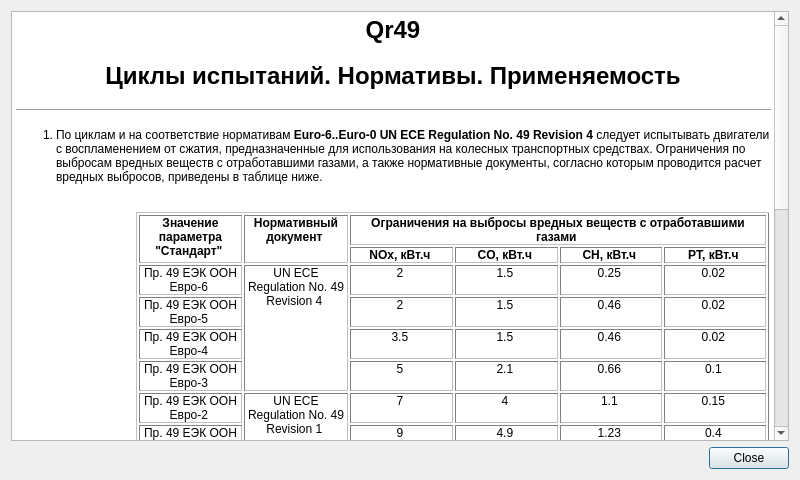
The window that Qr49/sources/helpdialog.ui (pa23/r49) describes before a commit, drawn with Qt 5.
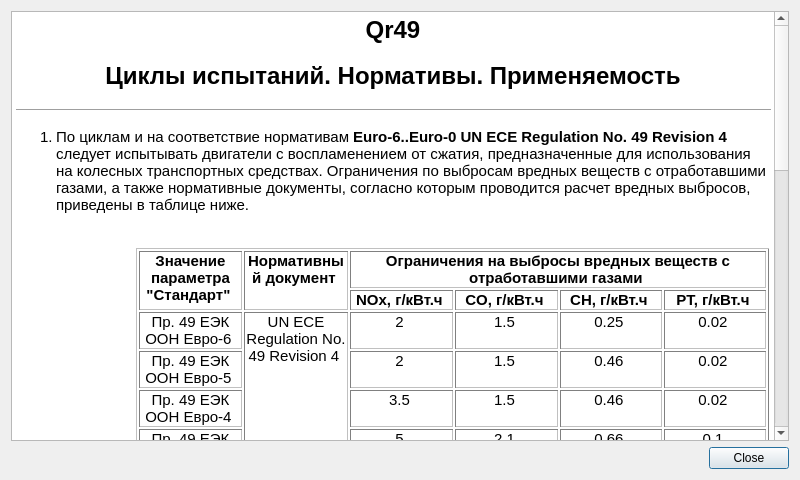
The same window after the commit. Icons and pictures are not drawn.

Commit message: Standards description fixed.

Patch:
```diff
--- a/Qr49/sources/helpdialog.ui
+++ b/Qr49/sources/helpdialog.ui
@@ -30,7 +30,7 @@
       <string>&lt;!DOCTYPE HTML PUBLIC &quot;-//W3C//DTD HTML 4.0//EN&quot; &quot;http://www.w3.org/TR/REC-html40/strict.dtd&quot;&gt;
 &lt;html&gt;&lt;head&gt;&lt;meta name=&quot;qrichtext&quot; content=&quot;1&quot; /&gt;&lt;style type=&quot;text/css&quot;&gt;
 p, li { white-space: pre-wrap; }
-&lt;/style&gt;&lt;/head&gt;&lt;body style=&quot; font-family:'Sans Serif'; font-size:9pt; font-weight:400; font-style:normal;&quot;&gt;
+&lt;/style&gt;&lt;/head&gt;&lt;body style=&quot; font-family:'DejaVu Sans'; font-size:11pt; font-weight:400; font-style:normal;&quot;&gt;
 &lt;p align=&quot;center&quot; style=&quot; margin-top:18px; margin-bottom:12px; margin-left:0px; margin-right:0px; -qt-block-indent:0; text-indent:0px;&quot;&gt;&lt;span style=&quot; font-size:xx-large; font-weight:600;&quot;&gt;Qr49&lt;/span&gt;&lt;/p&gt;
 &lt;p align=&quot;center&quot; style=&quot; margin-top:18px; margin-bottom:12px; margin-left:0px; margin-right:0px; -qt-block-indent:0; text-indent:0px;&quot;&gt;&lt;span style=&quot; font-size:xx-large; font-weight:600;&quot;&gt;Циклы испытаний. Нормативы. Применяемость&lt;/span&gt;&lt;/p&gt;
 &lt;hr /&gt;
@@ -46,13 +46,13 @@
 &lt;p align=&quot;center&quot; style=&quot; margin-top:0px; margin-bottom:0px; margin-left:0px; margin-right:0px; -qt-block-indent:0; text-indent:0px;&quot;&gt;&lt;span style=&quot; font-weight:600;&quot;&gt;Ограничения на выбросы вредных веществ с отработавшими газами &lt;/span&gt;&lt;/p&gt;&lt;/td&gt;&lt;/tr&gt;
 &lt;tr&gt;
 &lt;td style=&quot; vertical-align:top;&quot;&gt;
-&lt;p align=&quot;center&quot; style=&quot; margin-top:0px; margin-bottom:0px; margin-left:0px; margin-right:0px; -qt-block-indent:0; text-indent:0px;&quot;&gt;&lt;span style=&quot; font-weight:600;&quot;&gt;NOx, кВт.ч&lt;/span&gt; &lt;/p&gt;&lt;/td&gt;
+&lt;p align=&quot;center&quot; style=&quot; margin-top:0px; margin-bottom:0px; margin-left:0px; margin-right:0px; -qt-block-indent:0; text-indent:0px;&quot;&gt;&lt;span style=&quot; font-weight:600;&quot;&gt;NOx, г/кВт.ч&lt;/span&gt; &lt;/p&gt;&lt;/td&gt;
 &lt;td style=&quot; vertical-align:top;&quot;&gt;
-&lt;p align=&quot;center&quot; style=&quot; margin-top:0px; margin-bottom:0px; margin-left:0px; margin-right:0px; -qt-block-indent:0; text-indent:0px;&quot;&gt;&lt;span style=&quot; font-weight:600;&quot;&gt;CO, кВт.ч&lt;/span&gt; &lt;/p&gt;&lt;/td&gt;
+&lt;p align=&quot;center&quot; style=&quot; margin-top:0px; margin-bottom:0px; margin-left:0px; margin-right:0px; -qt-block-indent:0; text-indent:0px;&quot;&gt;&lt;span style=&quot; font-weight:600;&quot;&gt;CO, г/кВт.ч&lt;/span&gt; &lt;/p&gt;&lt;/td&gt;
 &lt;td style=&quot; vertical-align:top;&quot;&gt;
-&lt;p align=&quot;center&quot; style=&quot; margin-top:0px; margin-bottom:0px; margin-left:0px; margin-right:0px; -qt-block-indent:0; text-indent:0px;&quot;&gt;&lt;span style=&quot; font-weight:600;&quot;&gt;CH, кВт.ч&lt;/span&gt; &lt;/p&gt;&lt;/td&gt;
+&lt;p align=&quot;center&quot; style=&quot; margin-top:0px; margin-bottom:0px; margin-left:0px; margin-right:0px; -qt-block-indent:0; text-indent:0px;&quot;&gt;&lt;span style=&quot; font-weight:600;&quot;&gt;CH, г/кВт.ч&lt;/span&gt; &lt;/p&gt;&lt;/td&gt;
 &lt;td style=&quot; vertical-align:top;&quot;&gt;
-&lt;p align=&quot;center&quot; style=&quot; margin-top:0px; margin-bottom:0px; margin-left:0px; margin-right:0px; -qt-block-indent:0; text-indent:0px;&quot;&gt;&lt;span style=&quot; font-weight:600;&quot;&gt;PT, кВт.ч&lt;/span&gt; &lt;/p&gt;&lt;/td&gt;&lt;/tr&gt;
+&lt;p align=&quot;center&quot; style=&quot; margin-top:0px; margin-bottom:0px; margin-left:0px; margin-right:0px; -qt-block-indent:0; text-indent:0px;&quot;&gt;&lt;span style=&quot; font-weight:600;&quot;&gt;PT, г/кВт.ч&lt;/span&gt; &lt;/p&gt;&lt;/td&gt;&lt;/tr&gt;
 &lt;tr&gt;
 &lt;td style=&quot; vertical-align:top;&quot;&gt;
 &lt;p align=&quot;center&quot; style=&quot; margin-top:0px; margin-bottom:0px; margin-left:0px; margin-right:0px; -qt-block-indent:0; text-indent:0px;&quot;&gt;Пр. 49 ЕЭК ООН Евро-6 &lt;/p&gt;&lt;/td&gt;
```
